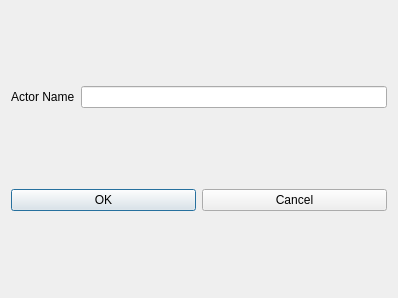
First picture: the form in addactordialog.ui, repository Zakhrov/WebPhonon, before the edit.
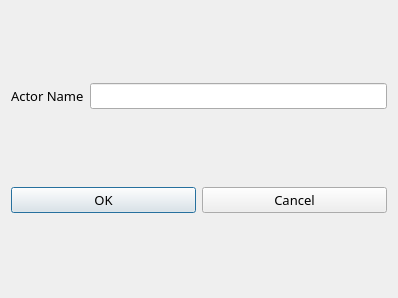
Second picture: the form after the edit. Icons and pictures are not drawn.

Diff of the .ui file:
```diff
--- a/addactordialog.ui
+++ b/addactordialog.ui
@@ -18,18 +18,43 @@
     <layout class="QHBoxLayout" name="horizontalLayout">
      <item>
       <widget class="QLabel" name="label">
+       <property name="font">
+        <font>
+         <family>AR CHRISTY</family>
+         <pointsize>10</pointsize>
+        </font>
+       </property>
        <property name="text">
         <string>Actor Name</string>
        </property>
       </widget>
      </item>
      <item>
-      <widget class="QLineEdit" name="lineEdit"/>
+      <widget class="QLineEdit" name="lineEdit">
+       <property name="font">
+        <font>
+         <family>AR ESSENCE</family>
+         <pointsize>10</pointsize>
+        </font>
+       </property>
+       <property name="styleSheet">
+        <string notr="true">background-color: &quot;white&quot;</string>
+       </property>
+      </widget>
      </item>
     </layout>
    </item>
    <item row="1" column="0">
     <widget class="QPushButton" name="pushButton">
+     <property name="font">
+      <font>
+       <family>AR CHRISTY</family>
+       <pointsize>10</pointsize>
+      </font>
+     </property>
+     <property name="styleSheet">
+      <string notr="true">background-color: &quot;white&quot;</string>
+     </property>
      <property name="text">
       <string>OK</string>
      </property>
@@ -37,6 +62,15 @@
    </item>
    <item row="1" column="1">
     <widget class="QPushButton" name="pushButton_2">
+     <property name="font">
+      <font>
+       <family>AR CHRISTY</family>
+       <pointsize>10</pointsize>
+      </font>
+     </property>
+     <property name="styleSheet">
+      <string notr="true">background-color: &quot;white&quot;</string>
+     </property>
      <property name="text">
       <string>Cancel</string>
      </property>
```
Left out of the diff: 8 changed lines with no effect on the pictures.
